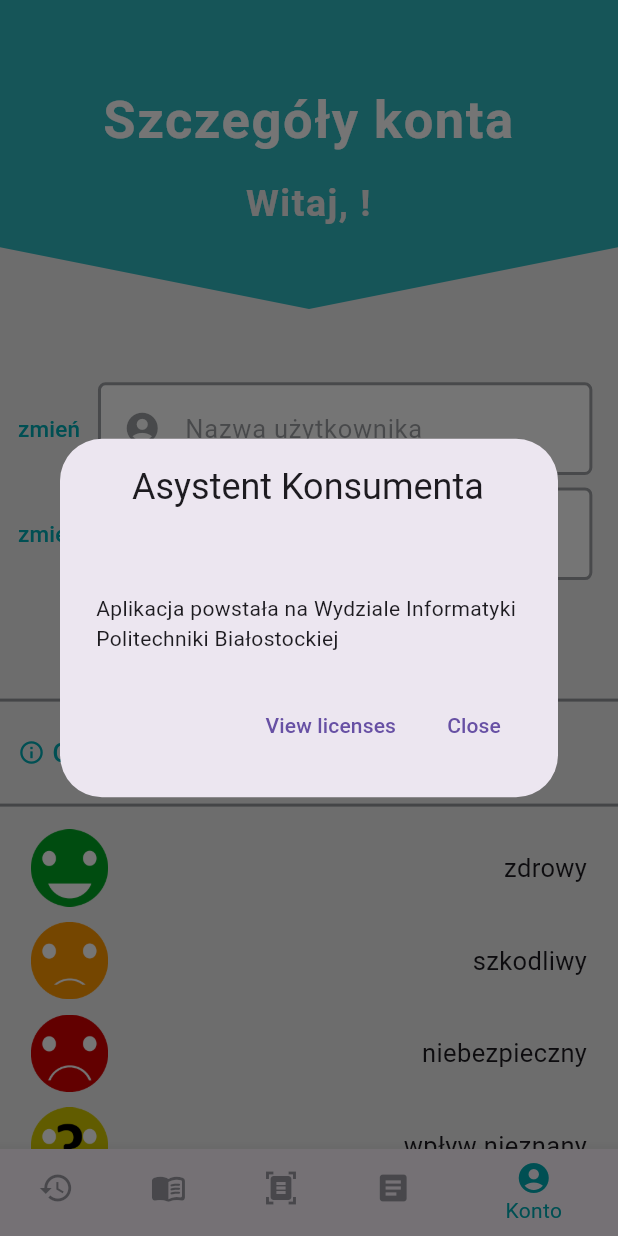
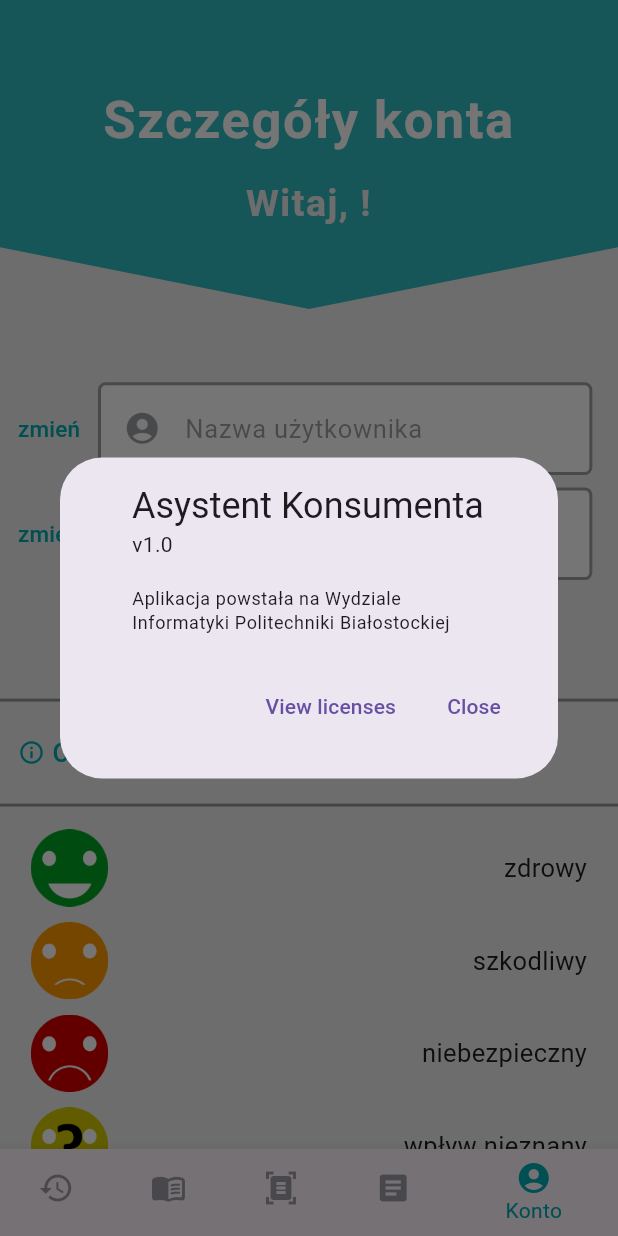
Before and after one commit to Grzechosz/ConsumerAssistant, a Flutter app: the screen it shows once a user with an empty profile is signed in, item 5 of the bottom bar chosen, after a tap on "O programie", on a phone screen of 412 x 824 dp. Run offline on Flutter 3.47's test engine with Material 3 defaults, Android fonts, the phone set to English and light mode, and no system bars; our stand-ins replace cached_network_image, camera, cloud_firestore, firebase_auth, firebase_core, firebase_messaging and 8 more; missing offline and left inert: dart:ffi, flutter_downloader, flutter_tesseract_ocr; accounts and stored records are empty.

Commit message:
acc sreen and product screen

```diff
--- a/lib/main.dart
+++ b/lib/main.dart
@@ -5,6 +5,7 @@
 import 'package:flutter/foundation.dart';
 import 'package:flutter/material.dart';
 import 'package:flutter/services.dart';
+import 'package:flutter_downloader/flutter_downloader.dart';
 import 'package:provider/provider.dart';
 import 'config/firebase_options.dart';
 import 'models/app_user.dart';
@@ -24,6 +25,7 @@
 
 Future<void> main() async {
   WidgetsFlutterBinding.ensureInitialized();
+  await FlutterDownloader.initialize();
   FirebaseMessaging.onBackgroundMessage(_firebaseMessagingBackgroundHandler);
   await Firebase.initializeApp(
     options: DefaultFirebaseOptions.currentPlatform,
--- a/lib/screens/account/account_screen.dart
+++ b/lib/screens/account/account_screen.dart
@@ -405,7 +405,7 @@
 
   Widget _buildInfoButton(BuildContext context) {
     return TextButton(
-      child: Row(  children: [
+      child: const Row(  children: [
         Icon(
           Icons.info_outline,
           color: Constants.sea,
@@ -428,11 +428,10 @@
     return showDialog(
         context: context,
         builder: (context) {
-          return AboutDialog(
+          return const AboutDialog(
             applicationName: "Asystent Konsumenta",
-            children: [
-              Text("Aplikacja powstała na Wydziale Informatyki Politechniki Białostockiej")
-            ],
+            applicationVersion: "v1.0",
+            applicationLegalese: "Aplikacja powstała na Wydziale Informatyki Politechniki Białostockiej",
           );
         });
   }
--- a/lib/screens/navigation_bar.dart
+++ b/lib/screens/navigation_bar.dart
@@ -27,7 +27,7 @@
   ];
   Widget getWidget(int index) {
     final List<Widget> widgets = [
-      const ProductsScreen(),
+      ProductsScreen(reload: reload),
       const IngredientsScreen(),
       ScannerScreen(backToProducts: backToProducts),
       const ArticlesScreen(),
@@ -57,6 +57,13 @@
   }
 
   void backToProducts() => _onItemTapped(0);
+
+  void backToScanner() => _onItemTapped(2);
+
+  void reload(){
+    backToScanner();
+    backToProducts();
+  }
 
   @override
   Widget build(BuildContext context) {
--- a/lib/services/products_service.dart
+++ b/lib/services/products_service.dart
@@ -44,7 +44,7 @@
   Future deleteProduct(Product product) async {
     StorageService().deleteProductImage(product);
     await productCollection!.doc(product.id.toString())
-        .delete().then((value) => print("Document deleted"));
+        .delete();
   }
 
   // delete all products of user
--- a/lib/services/storage_service.dart
+++ b/lib/services/storage_service.dart
@@ -81,5 +81,6 @@
         .child("products/${FirebaseAuth.instance.currentUser!.uid}")
         .child(product.productImageUrl)
         .delete();
+    notifyListeners();
   }
 }
--- a/pubspec.yaml
+++ b/pubspec.yaml
@@ -25,6 +25,7 @@
   # Use with the CupertinoIcons class for iOS style icons.
   cupertino_icons: ^1.0.2
   camera: ^0.10.5+3
+  flutter_downloader: ^1.11.6
   path_provider: ^2.1.0
   path: ^1.8.2
   flutter_tesseract_ocr: ^0.4.20
```
Also changed, not shown: lib/screens/last/product_item.dart (+8 -14 lines), lib/screens/last/products_screen.dart (+4 -3 lines), lib/screens/last/edit_product.dart (deleted), pubspec.lock.
